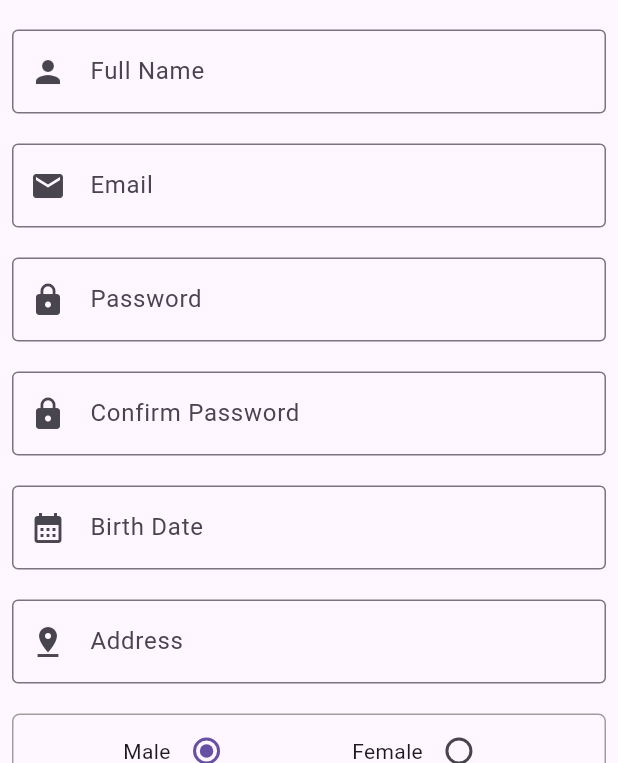
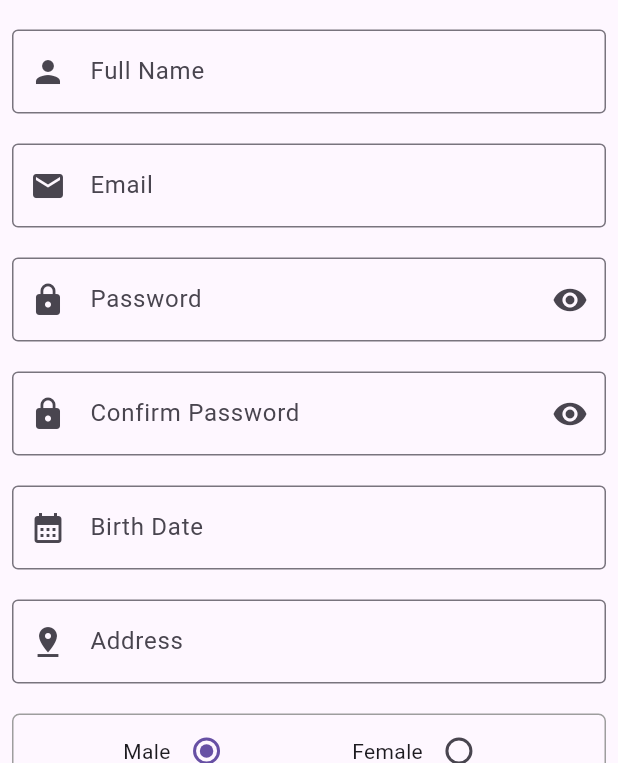
Before and after one commit to CrystalKhadka/pet-connect-mobile-application-flutter, a Flutter app: the RegisterScreen screen opened directly, on a phone screen of 412 x 824 dp, the part 473-1236 px from its top. Run offline on Flutter 3.47's test engine with Material 3 defaults, Android fonts, the phone set to English and light mode, and no system bars; accounts and stored records are empty.

```diff
--- a/lib/screen/register_screen.dart
+++ b/lib/screen/register_screen.dart
@@ -13,7 +13,17 @@ class RegisterScreen extends StatefulWidget {
 
 class _RegisterScreenState extends State<RegisterScreen> {
   final nameController = TextEditingController();
+  final emailController = TextEditingController();
+  final passwordController = TextEditingController();
+  final confirmPasswordController = TextEditingController();
+  final birthDateController = TextEditingController();
+  final addressController = TextEditingController();
+  final phoneController = TextEditingController();
+
   String selectedGender = "male";
+  bool obscurePassword = true;
+
+  final _key = GlobalKey<FormState>();
 
   final _gap = const SizedBox(height: 20);
   @override
@@ -22,8 +32,10 @@ class _RegisterScreenState extends State<RegisterScreen> {
       appBar: AppBar(
         backgroundColor: const Color.fromRGBO(23, 88, 110, 0.8),
       ),
-      body: SingleChildScrollView(
+      body: Container(
+        child: SingleChildScrollView(
           child: Form(
+            key: _key,
             child: Padding(
               padding: const EdgeInsets.all(8.0),
               child: Column(
@@ -47,14 +59,13 @@ class _RegisterScreenState extends State<RegisterScreen> {
                   MyTextField(
                     controller: nameController,
                     text: 'Full Name',
-                  obscureText: false,
                     prefixIcon: const Icon(Icons.person),
                   ),
                   const SizedBox(
                     height: 20,
                   ),
                   MyTextField(
-                  controller: nameController,
+                    controller: emailController,
                     text: 'Email',
                     prefixIcon: const Icon(Icons.email),
                   ),
@@ -62,23 +73,49 @@ class _RegisterScreenState extends State<RegisterScreen> {
                     height: 20,
                   ),
                   MyTextField(
-                  controller: nameController,
+                    controller: passwordController,
                     text: 'Password',
+                    obscureText: obscurePassword,
+                    suffixIcon: IconButton(
+                      icon: Icon(
+                        obscurePassword
+                            ? Icons.visibility
+                            : Icons.visibility_off,
+                      ),
+                      onPressed: () {
+                        setState(() {
+                          obscurePassword = !obscurePassword;
+                        });
+                      },
+                    ),
                     prefixIcon: const Icon(Icons.lock),
                   ),
                   const SizedBox(
                     height: 20,
                   ),
                   MyTextField(
-                  controller: nameController,
+                    controller: confirmPasswordController,
                     text: 'Confirm Password',
+                    obscureText: obscurePassword,
+                    suffixIcon: IconButton(
+                      icon: Icon(
+                        obscurePassword
+                            ? Icons.visibility
+                            : Icons.visibility_off,
+                      ),
+                      onPressed: () {
+                        setState(() {
+                          obscurePassword = !obscurePassword;
+                        });
+                      },
+                    ),
                     prefixIcon: const Icon(Icons.lock),
                   ),
                   const SizedBox(
                     height: 20,
                   ),
                   MyTextField(
-                  controller: nameController,
+                    controller: birthDateController,
                     text: 'Birth Date',
                     prefixIcon: const Icon(Icons.calendar_month),
                   ),
@@ -86,7 +123,7 @@ class _RegisterScreenState extends State<RegisterScreen> {
                     height: 20,
                   ),
                   MyTextField(
-                  controller: nameController,
+                    controller: addressController,
                     text: 'Address',
                     prefixIcon: const Icon(Icons.pin_drop),
                   ),
@@ -136,7 +173,7 @@ class _RegisterScreenState extends State<RegisterScreen> {
                   ),
                   _gap,
                   MyTextField(
-                  controller: nameController,
+                    controller: phoneController,
                     text: 'Phone',
                     prefixIcon: const Icon(Icons.phone),
                   ),
@@ -147,13 +184,29 @@ class _RegisterScreenState extends State<RegisterScreen> {
                         SizedBox(
                           width: double.infinity,
                           child: MyButton(
-                          onPressed: () {},
+                            onPressed: () {
+                              if (_key.currentState!.validate()) {}
+                            },
                             bgColor: const Color.fromRGBO(23, 88, 110, 1),
                             fgColor: Colors.white,
                             child: const Text('Sign Up'),
                           ),
                         ),
-                      _gap,
+                        SizedBox(
+                          width: double.infinity,
+                          child: TextButton(
+                            onPressed: () {
+                              Navigator.push(context,
+                                  MaterialPageRoute(builder: (context) {
+                                return const LoginScreen();
+                              }));
+                            },
+                            child: const Text(
+                              "Already have an account? Log in",
+                              style: TextStyle(color: Colors.blue),
+                            ),
+                          ),
+                        ),
                         Row(
                           mainAxisAlignment: MainAxisAlignment.center,
                           children: [
@@ -198,38 +251,6 @@ class _RegisterScreenState extends State<RegisterScreen> {
                             ],
                           ),
                         ),
-                      Row(
-                        mainAxisAlignment: MainAxisAlignment.center,
-                        children: [
-                          Expanded(
-                            child: Divider(
-                              thickness: 0.7,
-                              color: Colors.grey.withOpacity(0.5),
-                            ),
-                          ),
-                          Expanded(
-                            child: Divider(
-                              thickness: 0.7,
-                              color: Colors.grey.withOpacity(0.5),
-                            ),
-                          ),
-                        ],
-                      ),
-                      SizedBox(
-                        width: double.infinity,
-                        child: TextButton(
-                          onPressed: () {
-                            Navigator.push(context,
-                                MaterialPageRoute(builder: (context) {
-                              return const LoginScreen();
-                            }));
-                          },
-                          child: const Text(
-                            "Already have an account? Log in",
-                            style: TextStyle(color: Colors.blue),
-                          ),
-                        ),
-                      ),
                       ],
                     ),
                   ),
@@ -238,6 +259,7 @@ class _RegisterScreenState extends State<RegisterScreen> {
             ),
           ),
         ),
+      ),
     );
   }
 }
```
Lines whose indentation alone changed are shown as unchanged.
